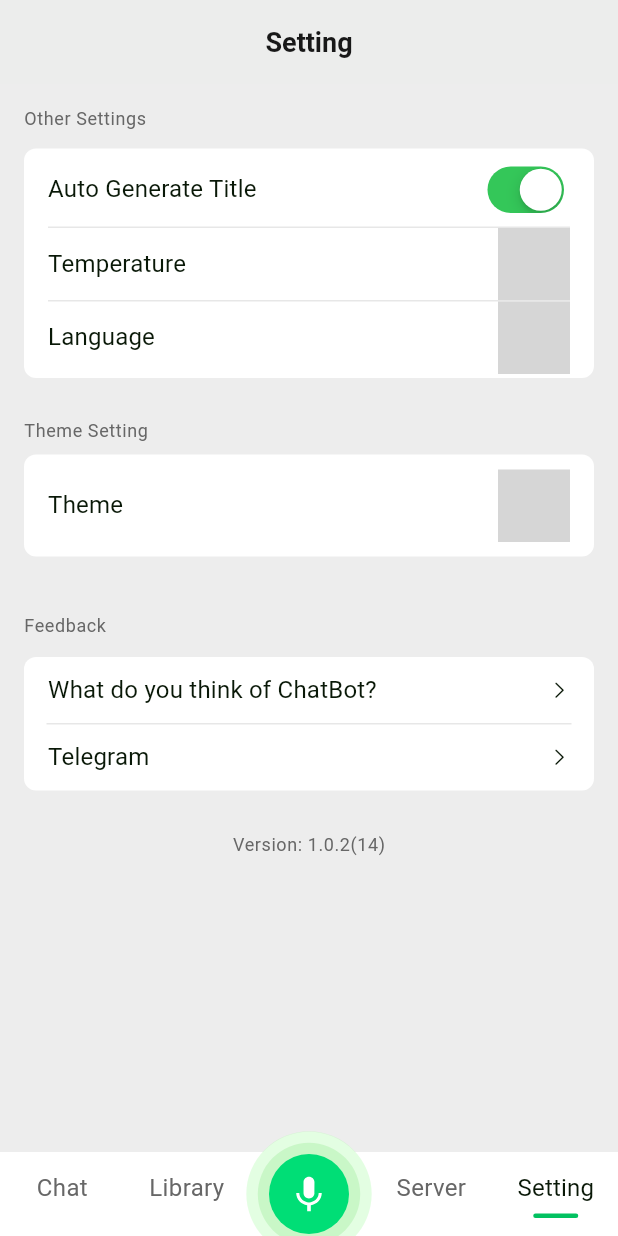
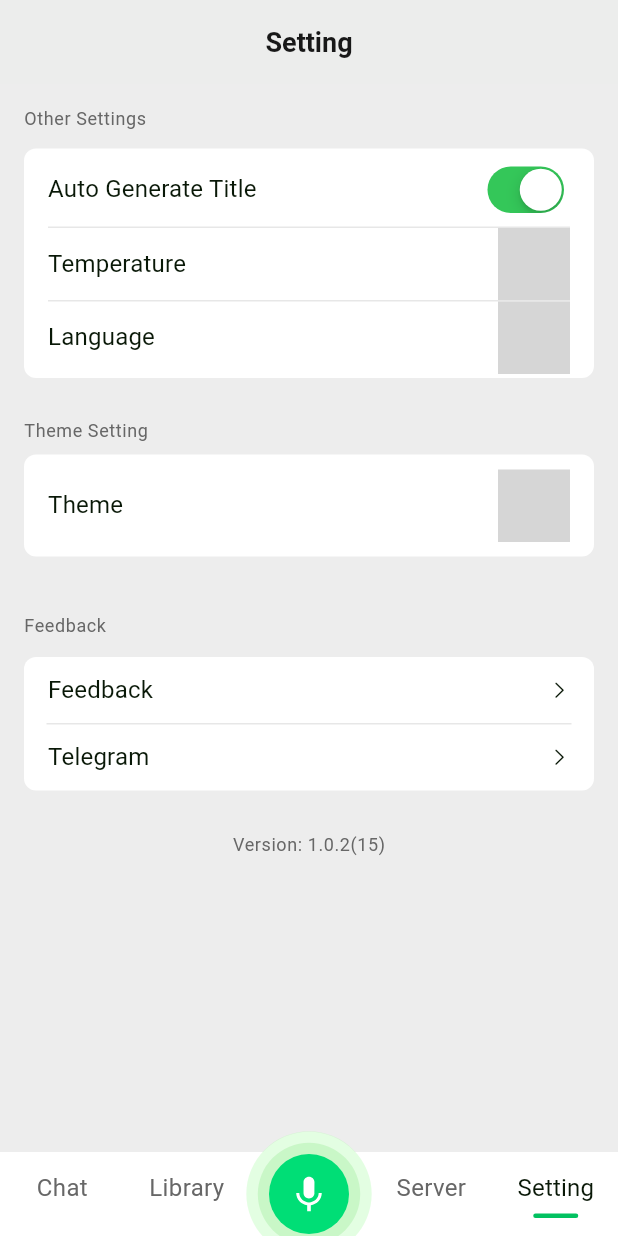
Before and after one commit to ChatBot-All/chatbot-app, a Flutter app: the screen it shows after launch, item 5 of the bottom bar chosen, on a phone screen of 412 x 824 dp. Run offline on Flutter 3.47's test engine with Material 3 defaults, Android fonts, the phone set to English and light mode, and no system bars; drawn by our look-alikes of flutter_easyloading; our stand-ins replace dio, extended_image, flutter_gemini, flutter_image_compress, flutter_markdown, flutter_riverpod and 16 more; missing offline and left inert: fetch_client, gal, pull_down_button, record; accounts and stored records are empty; network calls fail; grey boxes are pictures that could not be loaded.

Commit message:
update locate

```diff
--- a/lib/l10n/intl_en.arb
+++ b/lib/l10n/intl_en.arb
@@ -84,7 +84,7 @@
   "has_reduce": "Has been reduced",
   "theme": "Theme",
   "feedback": "Feedback",
-  "feedback_question": "What do you think of ChatBot?",
+  "feedback_question": "Feedback",
   "theme_setting": "Theme Setting",
   "version": "Version",
   "theme_normal": "Light Mode",
--- a/pubspec.yaml
+++ b/pubspec.yaml
@@ -3,7 +3,7 @@ description: "A new Flutter project."
 publish_to: 'none' # Remove this line if you wish to publish to pub.dev
 
 
-version: 1.0.2+14
+version: 1.0.2+15
 
 environment:
   sdk: '>=3.2.5 <4.0.0'
```
Also changed, not shown: lib/base/components/send_button.dart (+4 -3 lines), lib/module/setting/setting_page.dart (+9 -2 lines), lib/generated/intl/messages_en.dart, lib/generated/l10n.dart, 11 other files.
